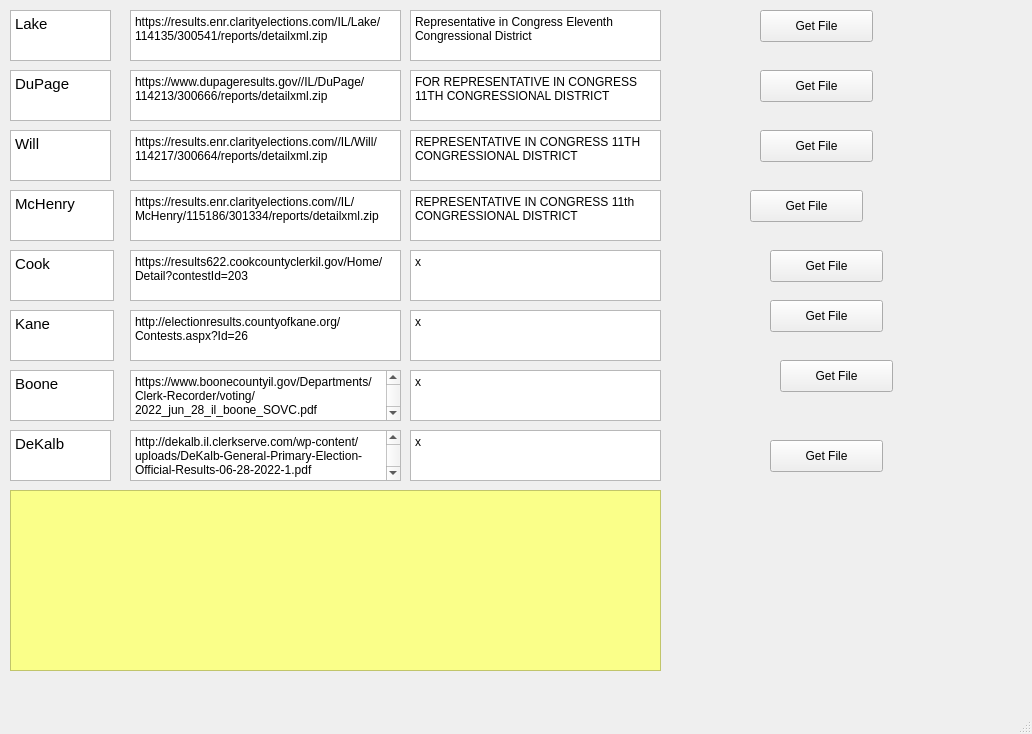
First picture: the form in ui-data/elections.ui, repository GeekGirl1024/election-data-gatherer, before the edit.
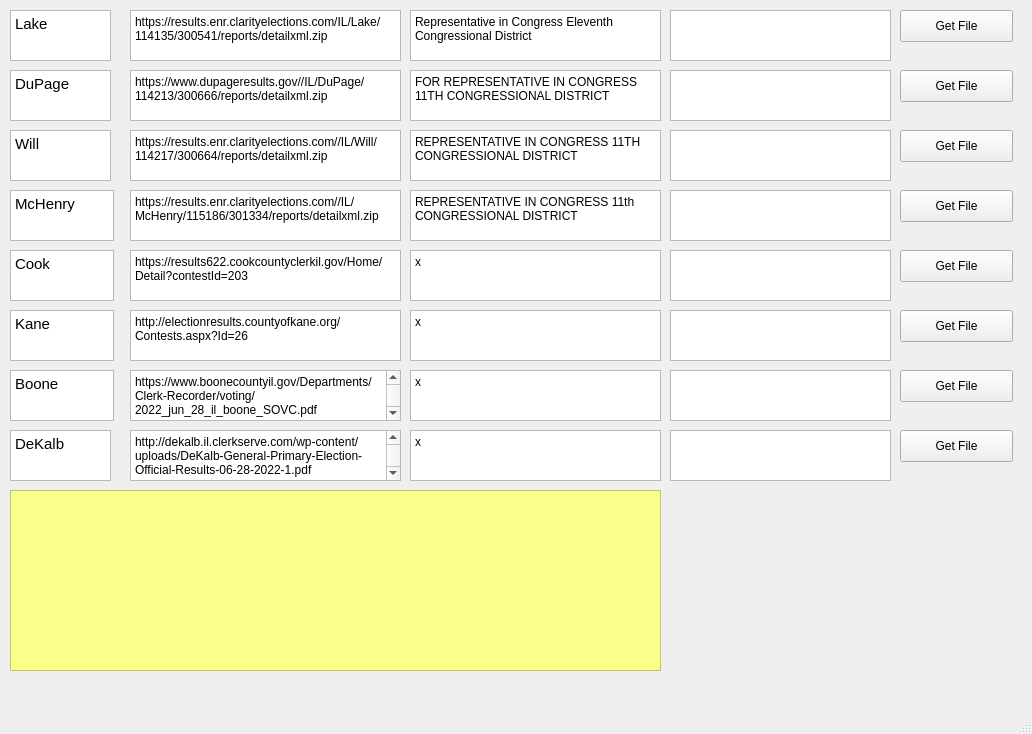
Second picture: the form after the edit.

Commit message: able to display and sum up results from clarify

Diff of the .ui file:
```diff
--- a/ui-data/elections.ui
+++ b/ui-data/elections.ui
@@ -55,7 +55,7 @@
    <widget class="QPushButton" name="download1Button">
     <property name="geometry">
      <rect>
-      <x>760</x>
+      <x>900</x>
       <y>10</y>
       <width>113</width>
       <height>32</height>
@@ -174,7 +174,7 @@
    <widget class="QPushButton" name="download2Button">
     <property name="geometry">
      <rect>
-      <x>760</x>
+      <x>900</x>
       <y>70</y>
       <width>113</width>
       <height>32</height>
@@ -187,7 +187,7 @@
    <widget class="QPushButton" name="download3Button">
     <property name="geometry">
      <rect>
-      <x>760</x>
+      <x>900</x>
       <y>130</y>
       <width>113</width>
       <height>32</height>
@@ -200,7 +200,7 @@
    <widget class="QPushButton" name="download4Button">
     <property name="geometry">
      <rect>
-      <x>750</x>
+      <x>900</x>
       <y>190</y>
       <width>113</width>
       <height>32</height>
@@ -340,7 +340,7 @@
    <widget class="QPushButton" name="download5Button">
     <property name="geometry">
      <rect>
-      <x>770</x>
+      <x>900</x>
       <y>250</y>
       <width>113</width>
       <height>32</height>
@@ -353,8 +353,8 @@
    <widget class="QPushButton" name="download6Button">
     <property name="geometry">
      <rect>
-      <x>770</x>
-      <y>300</y>
+      <x>900</x>
+      <y>310</y>
       <width>113</width>
       <height>32</height>
      </rect>
@@ -366,8 +366,8 @@
    <widget class="QPushButton" name="download7Button">
     <property name="geometry">
      <rect>
-      <x>780</x>
-      <y>360</y>
+      <x>900</x>
+      <y>370</y>
       <width>113</width>
       <height>32</height>
      </rect>
@@ -379,8 +379,8 @@
    <widget class="QPushButton" name="download8Button">
     <property name="geometry">
      <rect>
-      <x>770</x>
-      <y>440</y>
+      <x>900</x>
+      <y>430</y>
       <width>113</width>
       <height>32</height>
      </rect>
@@ -493,6 +493,86 @@
      <string>x</string>
     </property>
    </widget>
+   <widget class="QPlainTextEdit" name="resultText1">
+    <property name="geometry">
+     <rect>
+      <x>670</x>
+      <y>10</y>
+      <width>221</width>
+      <height>51</height>
+     </rect>
+    </property>
+   </widget>
+   <widget class="QPlainTextEdit" name="resultText2">
+    <property name="geometry">
+     <rect>
+      <x>670</x>
+      <y>70</y>
+      <width>221</width>
+      <height>51</height>
+     </rect>
+    </property>
+   </widget>
+   <widget class="QPlainTextEdit" name="resultText3">
+    <property name="geometry">
+     <rect>
+      <x>670</x>
+      <y>130</y>
+      <width>221</width>
+      <height>51</height>
+     </rect>
+    </property>
+   </widget>
+   <widget class="QPlainTextEdit" name="resultText4">
+    <property name="geometry">
+     <rect>
+      <x>670</x>
+      <y>190</y>
+      <width>221</width>
+      <height>51</height>
+     </rect>
+    </property>
+   </widget>
+   <widget class="QPlainTextEdit" name="resultText7">
+    <property name="geometry">
+     <rect>
+      <x>670</x>
+      <y>370</y>
+      <width>221</width>
+      <height>51</height>
+     </rect>
+    </property>
+   </widget>
+   <widget class="QPlainTextEdit" name="resultText6">
+    <property name="geometry">
+     <rect>
+      <x>670</x>
+      <y>310</y>
+      <width>221</width>
+      <height>51</height>
+     </rect>
+    </property>
+   </widget>
+   <widget class="QPlainTextEdit" name="resultText5">
+    <property name="geometry">
+     <rect>
+      <x>670</x>
+      <y>250</y>
+      <width>221</width>
+      <height>51</height>
+     </rect>
+    </property>
+   </widget>
+   <widget class="QPlainTextEdit" name="resultText8">
+    <property name="geometry">
+     <rect>
+      <x>670</x>
+      <y>430</y>
+      <width>221</width>
+      <height>51</height>
+     </rect>
+    </property>
+   </widget>
   </widget>
   <widget class="QMenuBar" name="menubar">
    <property name="geometry">
```
The commit also changes 3 other files.
